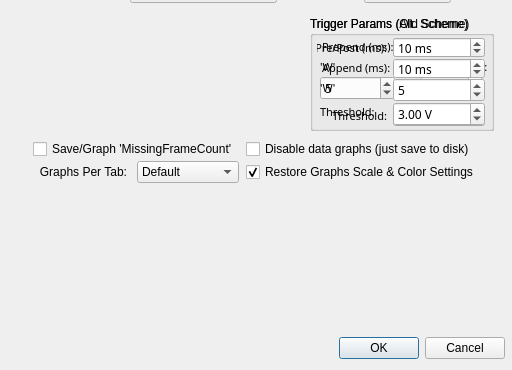
Old version of the form Bug_ConfigDialog.ui in the repository acorver/SpikeGL; both pictures show x 0 to 512 and y 192 to 562 of the 512 by 562 pixel window.
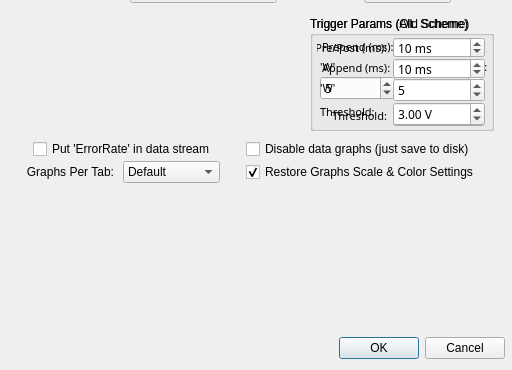
New version of the form. Icons and pictures are not drawn.

Diff of the .ui file:
```diff
--- a/Bug_ConfigDialog.ui
+++ b/Bug_ConfigDialog.ui
@@ -354,9 +354,9 @@
   <widget class="QComboBox" name="graphsPerTabCB">
    <property name="geometry">
     <rect>
-     <x>137</x>
+     <x>123</x>
      <y>353</y>
-     <width>102</width>
+     <width>97</width>
      <height>22</height>
     </rect>
    </property>
@@ -410,7 +410,7 @@
     <rect>
      <x>10</x>
      <y>353</y>
-     <width>117</width>
+     <width>104</width>
      <height>22</height>
     </rect>
    </property>
@@ -1202,7 +1202,7 @@
     <enum>Qt::LeftToRight</enum>
    </property>
    <property name="text">
-    <string>Save/Graph 'MissingFrameCount'</string>
+    <string>Put 'ErrorRate' in data stream</string>
    </property>
   </widget>
  </widget>
```
Left out of the diff: 4 changed lines with no effect on the pictures.
